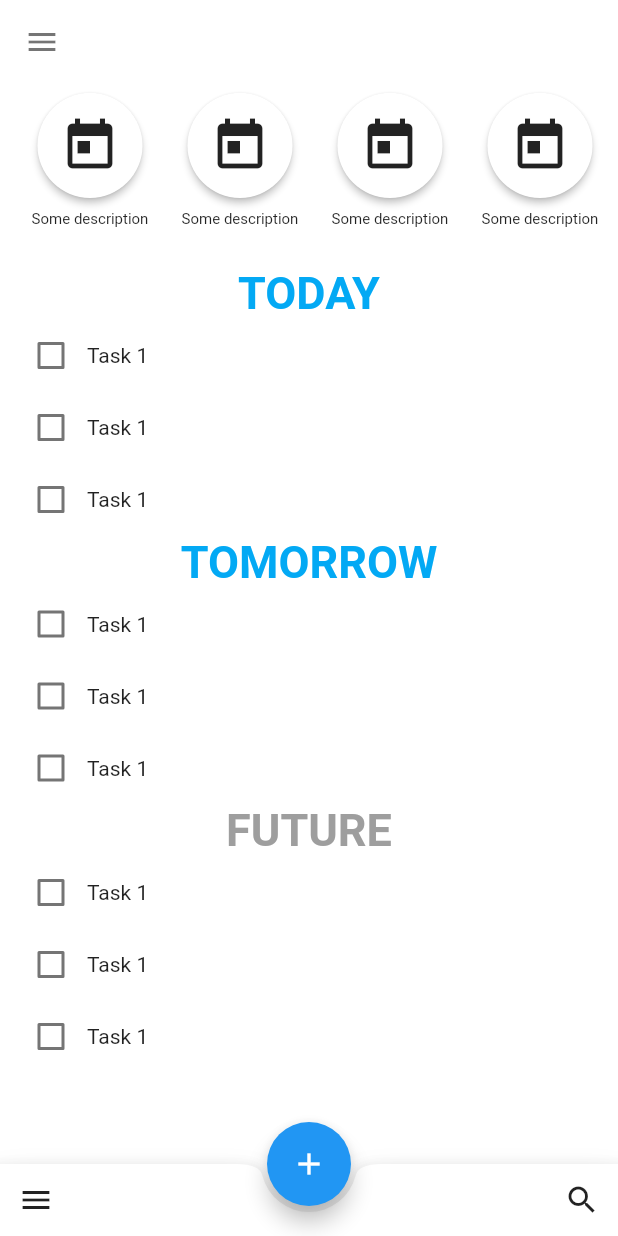
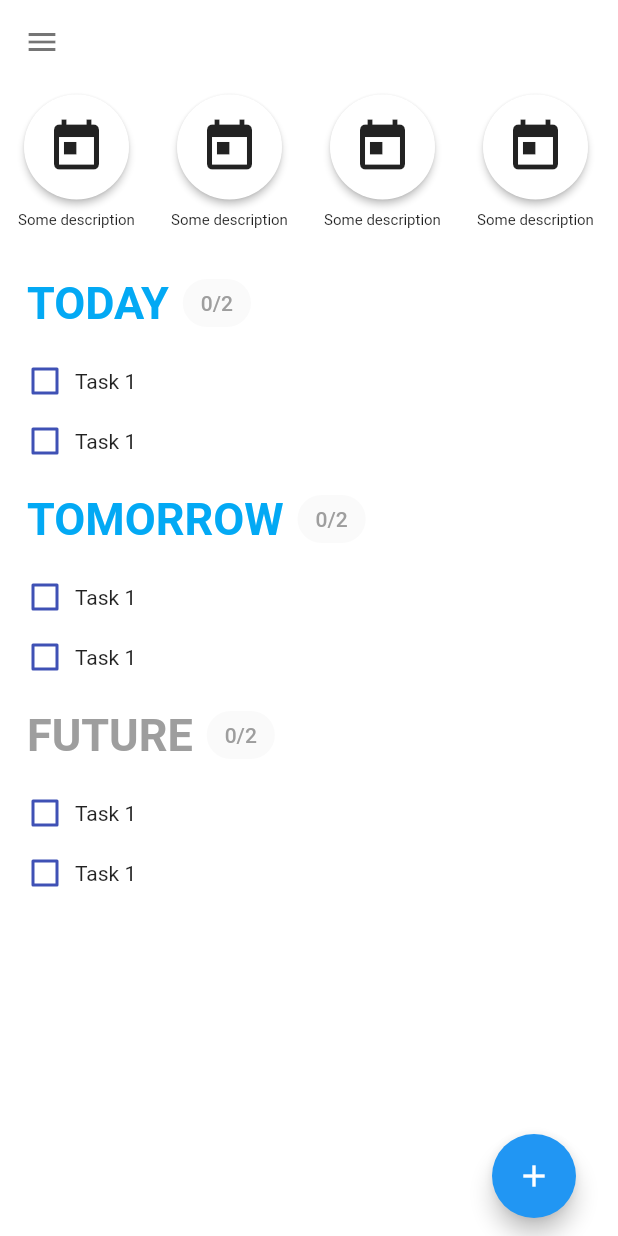
Before and after one commit to ak98neon/todo_flutter, a Flutter app: the screen it shows after launch, on a phone screen of 412 x 824 dp. Run offline on Flutter 3.47's test engine with Material 2 defaults, Android fonts, the phone set to English and light mode, and no system bars.

Commit message:
[Feature] TDa-1: Left align for days, floating button right position, and added chip for current status of active/done tasks

```diff
--- a/lib/main.dart
+++ b/lib/main.dart
@@ -30,27 +30,12 @@ class TodoApp extends StatelessWidget {
               ),
             ),
             floatingActionButtonLocation:
-                FloatingActionButtonLocation.centerDocked,
-            floatingActionButton: FloatingActionButton(
-              child: const Icon(Icons.add),
-              onPressed: () {},
-            ),
-            bottomNavigationBar: BottomAppBar(
-              shape: CircularNotchedRectangle(),
-              notchMargin: 4.0,
-              child: new Row(
-                mainAxisSize: MainAxisSize.max,
-                mainAxisAlignment: MainAxisAlignment.spaceBetween,
-                children: <Widget>[
-                  IconButton(
-                    icon: Icon(Icons.menu),
-                    onPressed: () {},
-                  ),
-                  IconButton(
-                    icon: Icon(Icons.search),
-                    onPressed: () {},
-                  ),
-                ],
+                FloatingActionButtonLocation.endDocked,
+            floatingActionButton: Padding(
+              padding: const EdgeInsets.all(12.0),
+              child: FloatingActionButton(
+                child: const Icon(Icons.add, color: Colors.white,),
+                onPressed: () {},
               ),
             ),
             backgroundColor: Colors.white,
--- a/lib/taskPage.dart
+++ b/lib/taskPage.dart
@@ -3,11 +3,15 @@ import 'package:flutter/material.dart';
 class TaskPage extends StatelessWidget {
   @override
   Widget build(BuildContext context) {
-    return Column(
+    return Container(
+      child: SingleChildScrollView(
+        child: Column(
           children: <Widget>[
             HabitsRow(),
             DaysList(),
           ],
+        ),
+      ),
     );
   }
 }
@@ -16,7 +20,6 @@ class HabitsRow extends StatelessWidget {
   @override
   Widget build(BuildContext context) {
     return SingleChildScrollView(
-        padding: EdgeInsets.only(left: 10.0, bottom: 10.0, right: 10.0),
         scrollDirection: Axis.horizontal,
         child: Row(children: <Widget>[
           HabitWidget(),
@@ -38,7 +41,7 @@ class _HabitState extends State<HabitWidget> {
   @override
   Widget build(BuildContext context) {
     return Padding(
-      padding: const EdgeInsets.all(6.0),
+      padding: const EdgeInsets.all(7.0),
       child: Column(
         children: <Widget>[
           RawMaterialButton(
@@ -79,7 +82,9 @@ class _DaysListState extends State<DaysList> {
         child: Align(
           alignment: Alignment.topLeft,
           child: Column(
-              crossAxisAlignment: CrossAxisAlignment.start,
+              mainAxisSize: MainAxisSize.max,
+              mainAxisAlignment: MainAxisAlignment.start,
+              crossAxisAlignment: CrossAxisAlignment.stretch,
               children: <Widget>[
                 DayWidget("TODAY", Colors.lightBlue),
                 DayWidget("TOMORROW", Colors.lightBlue),
@@ -93,15 +98,19 @@ class DayWidget extends StatelessWidget {
   final String text;
   final MaterialColor color;
 
-
   DayWidget(this.text, this.color);
 
   @override
   Widget build(BuildContext context) {
     return Container(
-      child: Column(
+      child: new Column(
         children: <Widget>[
-          Text(
+          Row(
+            children: <Widget>[
+              Padding(
+                padding:
+                    const EdgeInsets.only(left: 8.0, bottom: 10.0, top: 10.0),
+                child: Text(
                   text,
                   style: TextStyle(
                     color: color,
@@ -110,9 +119,25 @@ class DayWidget extends StatelessWidget {
                   ),
                   textAlign: TextAlign.left,
                 ),
+              ),
+              Padding(
+                padding: const EdgeInsets.all(8.0),
+                child: ChipTheme(
+                  data: ChipTheme.of(context)
+                      .copyWith(backgroundColor: Colors.transparent),
+                  child: Chip(
+                    materialTapTargetSize: MaterialTapTargetSize.padded,
+                    label: Text('0/2'),
+                    labelStyle: TextStyle(
+                      color: Colors.grey,
+                    ),
+                  ),
+                ),
+              )
+            ],
+          ),
           Column(
             children: <Widget>[
-              TaskWidget(),
               TaskWidget(),
               TaskWidget(),
             ],
@@ -129,17 +154,28 @@ class TaskWidget extends StatefulWidget {
 }
 
 class _TaskWidgetState extends State<TaskWidget> {
+  bool isDone = false;
+
   @override
   Widget build(BuildContext context) {
     return Container(
       child: Row(
         children: <Widget>[
-          Checkbox(
-            value: false, onChanged: (bool value) {},
+          Theme(
+            child: Checkbox(
+              value: isDone,
+              materialTapTargetSize: MaterialTapTargetSize.shrinkWrap,
+              onChanged: (bool value) {
+                setState(() {
+                  isDone = value;
+                });
+              },
             ),
-          Text(
-            "Task 1"
-          )
+            data: ThemeData(
+              unselectedWidgetColor: Colors.indigo.shade500,
+            ),
+          ),
+          Text("Task 1")
         ],
       ),
     );
```
Lines whose indentation alone changed are shown as unchanged.
